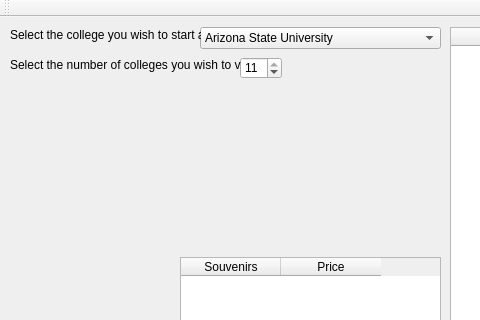
First picture: the form in CollegeTour/mainwindow.ui, repository 25wes25/caramelDelights, before the edit; both pictures show x 0 to 480 and y 0 to 320 of the 875 by 502 pixel window.
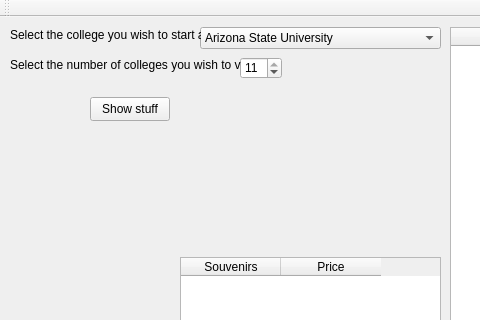
Second picture: the form after the edit.

What changed in the file:
```diff
--- a/CollegeTour/mainwindow.ui
+++ b/CollegeTour/mainwindow.ui
@@ -176,6 +176,19 @@
      </property>
     </column>
    </widget>
+   <widget class="QPushButton" name="pushButton">
+    <property name="geometry">
+     <rect>
+      <x>90</x>
+      <y>80</y>
+      <width>80</width>
+      <height>24</height>
+     </rect>
+    </property>
+    <property name="text">
+     <string>Show stuff</string>
+    </property>
+   </widget>
   </widget>
   <widget class="QMenuBar" name="menuBar">
    <property name="geometry">
```
Left out of the diff: 2 changed lines with no effect on the pictures.
